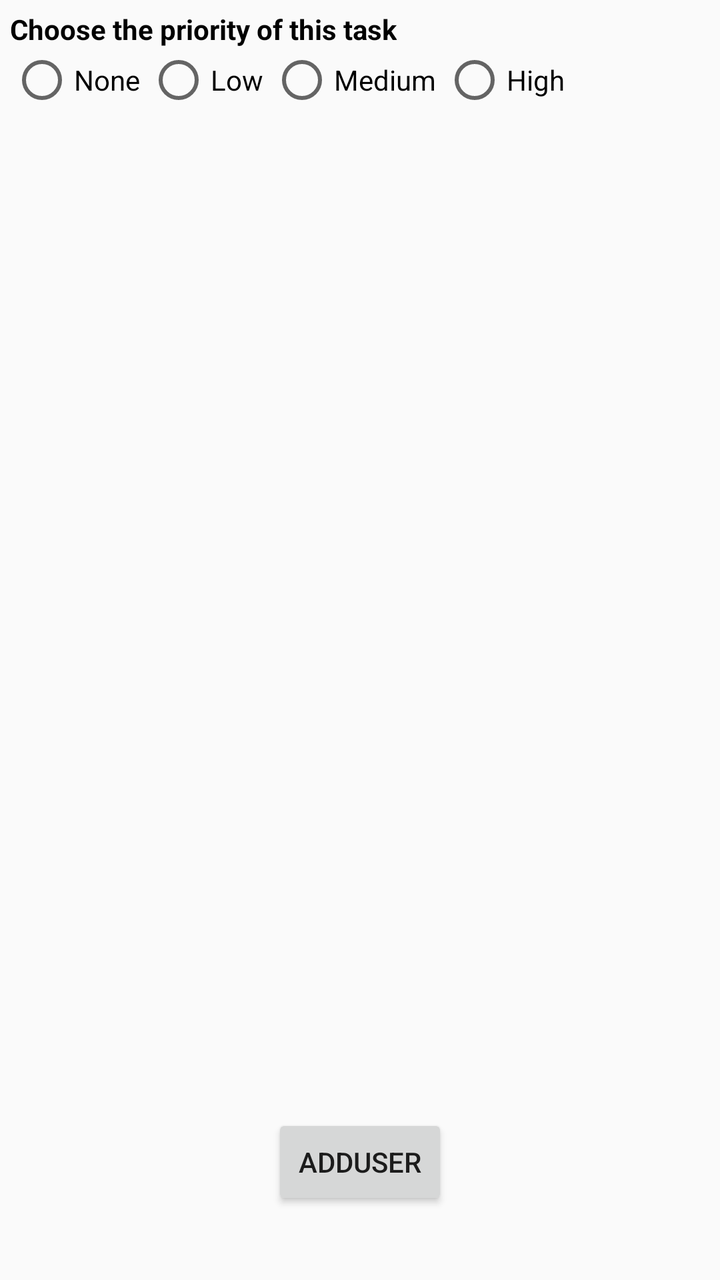
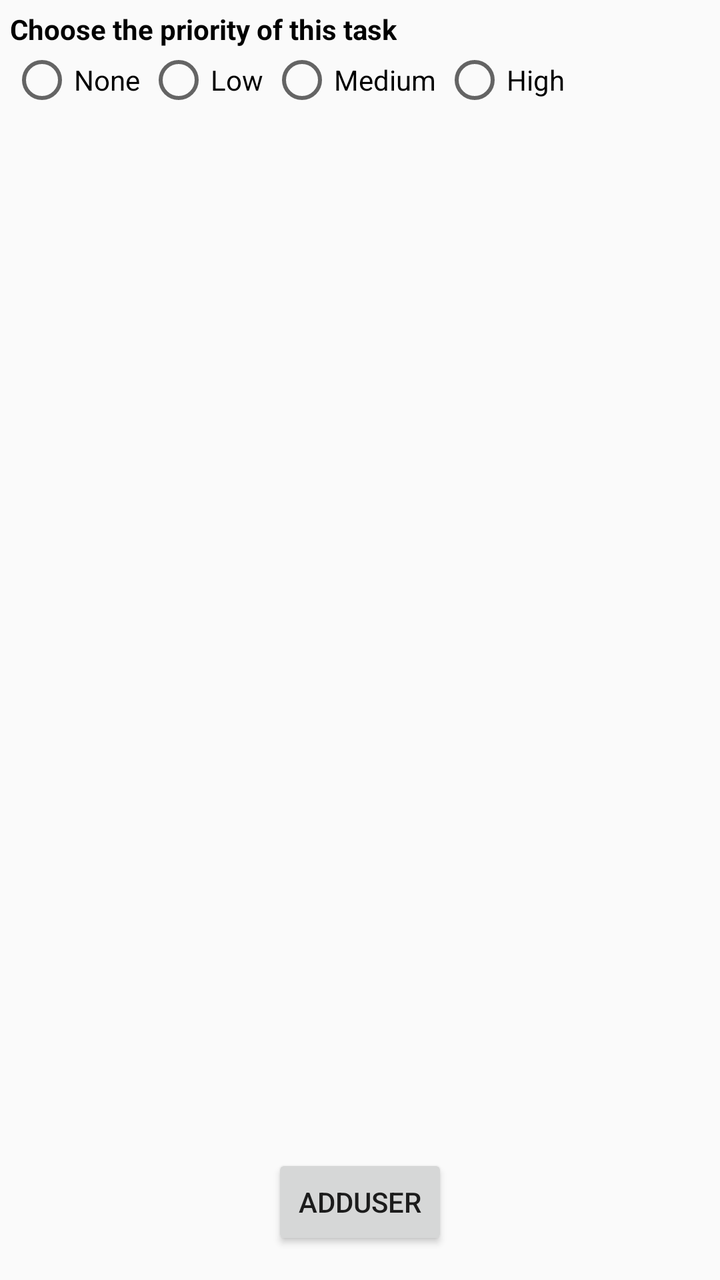

The first picture is an Android layout as it rendered before a commit; the second is the same layout after the commit. The layout source and the unified diff follow.
<!-- AndroidManifest.xml: application theme AppTheme -->
<!-- res/layout/task_fragment3.xml -->
<?xml version="1.0" encoding="utf-8"?>
<LinearLayout xmlns:android="http://schemas.android.com/apk/res/android"
    android:layout_width="match_parent"
    android:layout_height="match_parent"
    android:orientation="vertical"
    android:padding="5sp">

    <TextView
        android:id="@+id/textView2"
        android:layout_width="wrap_content"
        android:layout_height="wrap_content"
        android:text="Choose the priority of this task"
        android:textColor="#000"
        android:textStyle="bold" />

    <LinearLayout
        android:layout_width="match_parent"
        android:layout_height="wrap_content"
        android:orientation="horizontal">

        <RadioGroup
            android:id="@+id/radioGroup"
            android:layout_width="wrap_content"
            android:layout_height="wrap_content"
            android:layout_centerInParent="true"
            android:orientation="horizontal">

            <RadioButton
                android:id="@+id/none"
                android:layout_width="wrap_content"
                android:layout_height="wrap_content"
                android:text="None " />

            <RadioButton
                android:id="@+id/low"
                android:layout_width="wrap_content"
                android:layout_height="wrap_content"
                android:text="Low " />

            <RadioButton
                android:id="@+id/Medium"
                android:layout_width="wrap_content"
                android:layout_height="wrap_content"
                android:text="Medium " />

            <RadioButton
                android:id="@+id/High"
                android:layout_width="wrap_content"
                android:layout_height="wrap_content"
                android:text="High " />
        </RadioGroup>
    </LinearLayout>

    <LinearLayout
        android:layout_width="match_parent"
        android:gravity="bottom|center"
        android:layout_marginBottom="30dp"
        android:layout_height="match_parent">

        <Button
            android:layout_width="wrap_content"
            android:text="AddUser"
            android:id="@+id/adduser"
            android:layout_height="wrap_content" />


    </LinearLayout>

</LinearLayout>
<!-- resources referenced by this layout -->
<resources>
  <style name="AppTheme" parent="Theme.AppCompat.Light.DarkActionBar">
          
          <item name="windowNoTitle">true</item>
          <item name="windowActionBar">false</item>
          <item name="colorPrimary">@color/colorPrimary</item>
          <item name="colorPrimaryDark">@color/colorPrimaryDark</item>
          <item name="colorAccent">@color/colorAccent</item>
      </style>
  <color name="colorPrimary">#0d195c</color>
  <color name="colorPrimaryDark">#303F9F</color>
  <color name="colorAccent">#000105</color>
</resources>

<!-- the commit's change to res/layout/task_fragment3.xml (unified diff, before → after) -->
@@ -54,7 +54,7 @@
     <LinearLayout
         android:layout_width="match_parent"
         android:gravity="bottom|center"
-        android:layout_marginBottom="30dp"
+        android:layout_marginBottom="10dp"
         android:layout_height="match_parent">
 
         <Button
<!-- resource entries referenced after the edit -->
@@ -8,7 +8,7 @@
           <item name="colorPrimaryDark">@color/colorPrimaryDark</item>
           <item name="colorAccent">@color/colorAccent</item>
       </style>
-  <color name="colorPrimary">#0d195c</color>
+  <color name="colorPrimary">#124514</color>
   <color name="colorPrimaryDark">#303F9F</color>
   <color name="colorAccent">#000105</color>
 </resources>
